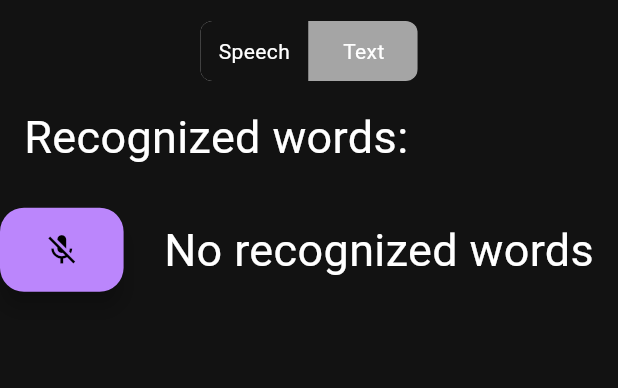
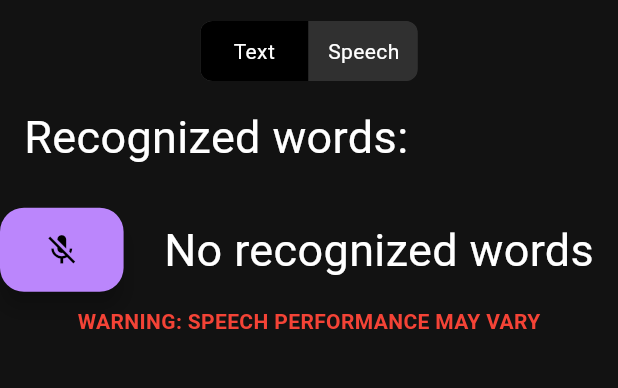
Before and after one commit to Coderz75/arabic_listener, a Flutter app: the screen it shows after launch, after a tap on "Speech", on a phone screen of 412 x 824 dp, the part 63-451 px from its top. Run offline on Flutter 3.47's test engine with Material 3 defaults, Android fonts, the phone set to English and light mode, and no system bars; drawn by our look-alikes of toggle_switch; our stand-ins replace permission_handler, speech_to_text.

Commit message:
Added warning for speech

```diff
--- a/lib/classes/HomePage.dart
+++ b/lib/classes/HomePage.dart
@@ -127,7 +127,9 @@ class HomePageState extends State<HomePage> {
                 ToggleSwitch(
                   initialLabelIndex: 0,
                   totalSwitches: 2,
-                  labels: const ['Speech', 'Text'],
+                  activeBgColor: const [Colors.black],
+                  inactiveBgColor: Colors.grey[850],
+                  labels: const ['Text', 'Speech'],
                   onToggle: (index) async {
                     setState(() {
                       inputType = index as int;
@@ -139,13 +141,12 @@ class HomePageState extends State<HomePage> {
                   child: Container(
                     padding: const EdgeInsets.all(16),
                     child: Text(
-                      inputType == 0 ? 'Recognized words:': "Type here:",
+                      inputType == 1 ? 'Recognized words:': "Type here:",
                       style: const TextStyle(fontSize: 30.0),
                     ),
                   ),
                 ),
-                inputType == 0 ?
-                    Row(
+                if (inputType == 1) Row(
                       children: [
                         SizedBox(
                           width: screenWidth * 0.2,
@@ -154,15 +155,13 @@ class HomePageState extends State<HomePage> {
                                 // If not yet listening for speech start, otherwise stop
                                 _speechToText.isNotListening ? _startListening : _stopListening,
                             tooltip: 'Listen',
-                            child: inputType == 0 ? Icon(_speechToText.isNotListening ? Icons.mic_off : Icons.mic) : const Placeholder(),
+                            child: inputType == 1 ? Icon(_speechToText.isNotListening ? Icons.mic_off : Icons.mic) : const Placeholder(),
                           ),
                         ),
                         const Spacer(),
                         SpeechTextField(speechToText: _speechToText, input: _input, speechEnabled: _speechEnabled),
                       ],
-                    )
-                  :
-                  TextField(
+                    ) else TextField(
                     decoration:const InputDecoration(
                       border: OutlineInputBorder(),
                       hintText: 'Enter a search term',
@@ -176,6 +175,13 @@ class HomePageState extends State<HomePage> {
                       });
                     },
                   ),
+                  if(inputType == 1) const Text(
+                    "WARNING: SPEECH PERFORMANCE MAY VARY",
+                    style: TextStyle(
+                      fontWeight: FontWeight.bold,
+                      color: Colors.red,
+                    )
+                  )
 
               ],
             ),
--- a/lib/services/stemmer.dart
+++ b/lib/services/stemmer.dart
@@ -30,7 +30,7 @@ class Stemmer{
     //Remove diacritics
     word = removeAllHarakat(word);
     //Remove prefixes and suffixes
-    if (word.length >= 6) { word = removeAll( word, RegExp(r'^(كال|بال|ولل|وال)(.*)', unicode: true),[2]); }
+    //if (word.length >= 6) { word = removeAll( word, RegExp(r'^(كال|بال|ولل|وال)(.*)', unicode: true),[2]); }
     if (word.length >= 5) { word = removeAll(word, RegExp(r'^(ال|لل)(.*)', unicode: true),[2]); }
     if (word.length >= 6) { word = removeAll(word, RegExp(r'^(.*)(كما|تان|هما|تين|تما)', unicode: true),[1]); }
     if (word.length >= 5) { word = removeAll(word, RegExp(r'^(.*)(ون|ان|ين|تن|كم|هن|نا|تم|ات|يا|كن|ني|ما|ها|وا|هم)', unicode: true),[1]); }
@@ -97,4 +97,38 @@ class Stemmer{
     }
     return word;
   }
+
+  Map<String,dynamic> data = {
+
+
+    "Specifity": {
+      "matches": [2],
+      "regex": "^(&)(.*)",
+      "length": 5,
+      "items": {
+        "ال": "The",
+        "لل": "For the",
+      }
+    },
+    "Suffixes1": { //كما|تان|هما|تين|تما)
+      "matches": [1],
+      "regex": "^(.*)(&)",
+      "length": 6,
+      "items": {
+        "تان": "Dual, Feminine",
+        "هما": "Dual",
+        "تين": "Plural, Feminine",
+        "تما": "Dual"
+      }
+    },
+    "Suffixes2": { //ون|ان|ين|تن|كم|هن|نا|تم|ات|يا|كن|ني|ما|ها|وا|هم)
+      "matches": [1],
+      "regex": "^(.*)(&)",
+      "length": 5,
+      "items": {
+        "ون": "Pluran"
+
+      }
+    }
+  };
 }
```
